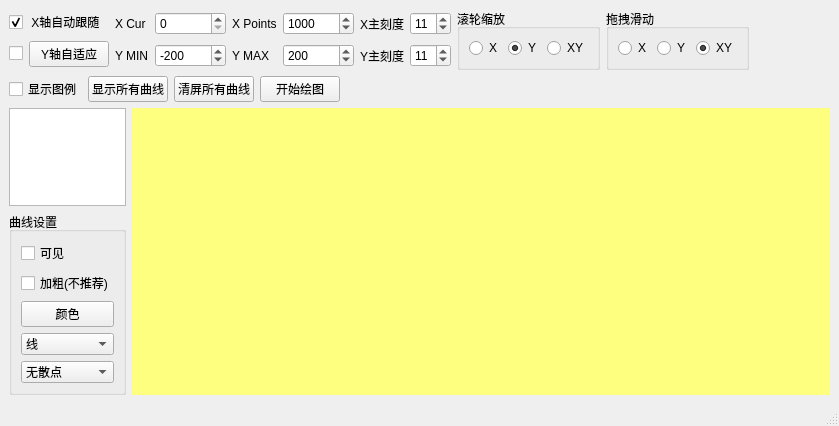
First picture: the form in plot.ui, repository gropery/Qt_QSerialPort_QCustomPlot, before the edit.
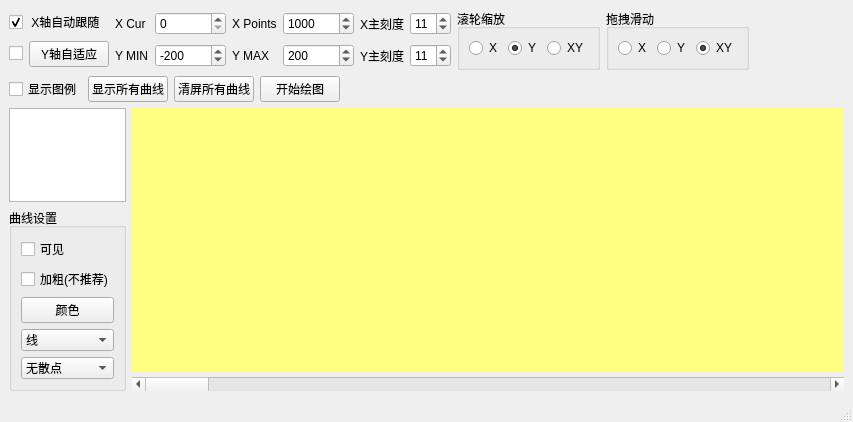
Second picture: the form after the edit. Icons and pictures are not drawn. Custom widgets are drawn as their Qt base class.

What changed in the file:
```diff
--- a/plot.ui
+++ b/plot.ui
@@ -6,8 +6,8 @@
    <rect>
     <x>0</x>
     <y>0</y>
-    <width>839</width>
-    <height>426</height>
+    <width>853</width>
+    <height>422</height>
    </rect>
   </property>
   <property name="windowTitle">
@@ -15,6 +15,19 @@
   </property>
   <widget class="QWidget" name="centralwidget">
    <layout class="QGridLayout" name="gridLayout_4">
+    <item row="0" column="2">
+     <spacer name="horizontalSpacer">
+      <property name="orientation">
+       <enum>Qt::Horizontal</enum>
+      </property>
+      <property name="sizeHint" stdset="0">
+       <size>
+        <width>82</width>
+        <height>20</height>
+       </size>
+      </property>
+     </spacer>
+    </item>
     <item row="0" column="0" colspan="2">
      <layout class="QHBoxLayout" name="horizontalLayout_3">
       <item>
@@ -248,7 +261,7 @@
       </property>
       <property name="sizeHint" stdset="0">
        <size>
-        <width>68</width>
+        <width>291</width>
         <height>20</height>
        </size>
       </property>
@@ -531,6 +544,8 @@
        </layout>
       </item>
       <item>
+       <layout class="QVBoxLayout" name="verticalLayout_4">
+        <item>
        <widget class="QCustomPlot" name="plot" native="true">
         <property name="autoFillBackground">
          <bool>false</bool>
@@ -540,6 +555,15 @@
         </property>
        </widget>
       </item>
+        <item>
+         <widget class="QScrollBar" name="horizontalScrollBar">
+          <property name="orientation">
+           <enum>Qt::Horizontal</enum>
+          </property>
+         </widget>
+        </item>
+       </layout>
+      </item>
      </layout>
     </item>
    </layout>
```
Left out of the diff: 19 changed lines with no effect on the pictures. Lines whose indentation alone changed are shown as unchanged.
